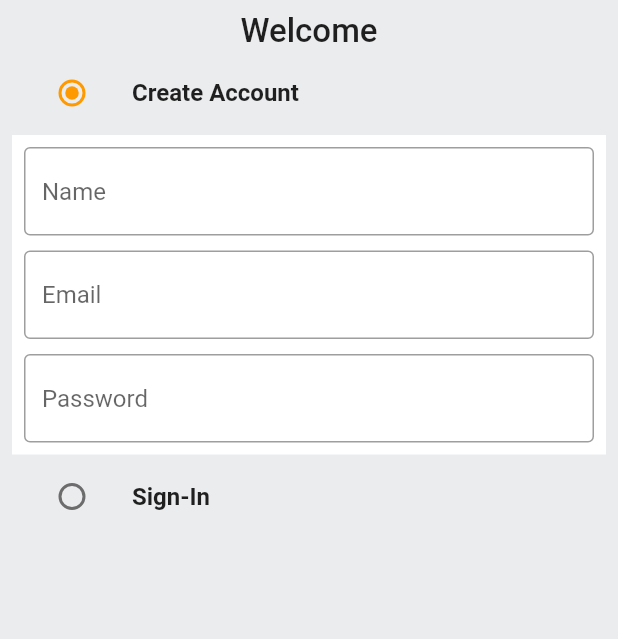
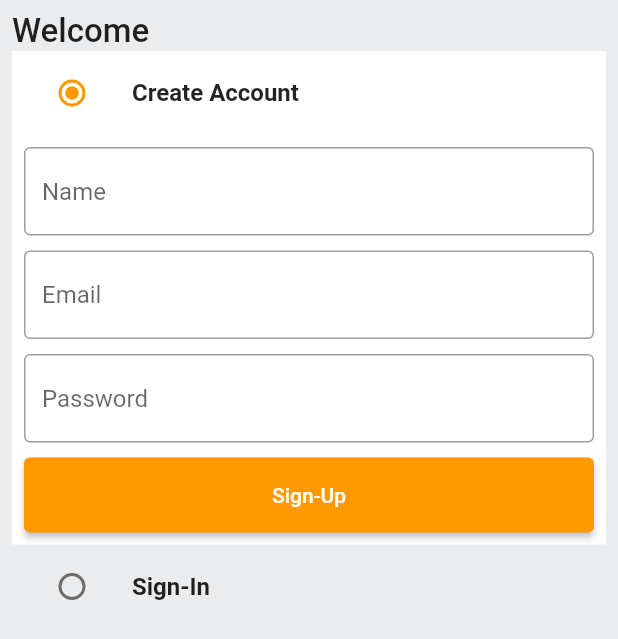
Before and after one commit to YangPolar/Android, a Flutter app: the AuthScreen screen opened by its route, on a phone screen of 412 x 824 dp. Shown: the top 639 px of the screen. Run offline on Flutter 3.47's test engine with Material 2 defaults, Android fonts, the phone set to English and light mode, and no system bars.

Commit message:
Finished the auth screen layout

```diff
--- a/amazon_clone_tutorial/lib/common/widgets/custom_button.dart
+++ b/amazon_clone_tutorial/lib/common/widgets/custom_button.dart
@@ -0,0 +1,25 @@
+import 'package:flutter/material.dart';
+
+class CustomButton extends StatelessWidget{
+  final String text;
+  final VoidCallback onTap;
+  final Color? color;
+  const CustomButton({
+    Key? key,
+    required this.text,
+    required this.onTap,
+    this.color,
+  }) : super(key: key);
+
+  @override
+  Widget build(BuildContext context) {
+    return ElevatedButton(
+      onPressed: () {},
+      style: ElevatedButton.styleFrom(
+        minimumSize: const Size(double.infinity, 50),
+      ),
+      child: Text(text),
+    );
+  }
+
+}
--- a/amazon_clone_tutorial/lib/features/auth/screens/auth_screen.dart
+++ b/amazon_clone_tutorial/lib/features/auth/screens/auth_screen.dart
@@ -1,5 +1,6 @@
 import 'package:amazon_clone_tutorial/constants/global_variables.dart';
 import 'package:amazon_clone_tutorial/common/widgets/custom_textfield.dart';
+import 'package:amazon_clone_tutorial/common/widgets/custom_button.dart';
 import 'package:flutter/material.dart';
 
 enum Auth {
@@ -41,6 +42,7 @@ class _AuthScreenState extends State<AuthScreen> {
         child: Padding (
           padding: const EdgeInsets.all(8.0),
           child: Column(
+            crossAxisAlignment: CrossAxisAlignment.start,
             children: [
               Text('Welcome',
                 style: TextStyle(
@@ -49,6 +51,9 @@ class _AuthScreenState extends State<AuthScreen> {
                 ),
               ),
               ListTile(
+                tileColor: _auth == Auth.signup
+                    ? GlobalVariables.backgroundColor
+                    : GlobalVariables.greyBackgroundCOlor,
                 title: Text('Create Account',
                   style: TextStyle(
                     fontWeight: FontWeight.bold,
@@ -87,6 +92,11 @@ class _AuthScreenState extends State<AuthScreen> {
                           controller: _passwordController,
                           hintText: 'Password',
                         ),
+                        const SizedBox(height: 10),
+                        CustomButton(
+                            text: 'Sign-Up',
+                            onTap: () {},
+                        ),
                       ],
                     ),
                   ),
@@ -108,6 +118,32 @@ class _AuthScreenState extends State<AuthScreen> {
                     }
                 ),
               ),
+              if (_auth == Auth.signin)
+                Container(
+                  padding: const EdgeInsets.all(8),
+                  color: GlobalVariables.backgroundColor,
+                  child: Form(
+                    key: _signUpFormKey,
+                    child: Column(
+                      children: [
+                        CustomTextField(
+                          controller: _emailController,
+                          hintText: 'Email',
+                        ),
+                        const SizedBox(height: 10),
+                        CustomTextField(
+                          controller: _passwordController,
+                          hintText: 'Password',
+                        ),
+                        const SizedBox(height: 10),
+                        CustomButton(
+                          text: 'Sign-In',
+                          onTap: () {},
+                        ),
+                      ],
+                    ),
+                  ),
+                ),
             ],
           ),
         ),
--- a/amazon_clone_tutorial/lib/main.dart
+++ b/amazon_clone_tutorial/lib/main.dart
@@ -25,8 +25,8 @@ class MyApp extends StatelessWidget {
           appBarTheme: const AppBarTheme(
               elevation: 0, iconTheme: IconThemeData(color: Colors.black))),
       onGenerateRoute: (settings) => generateRoute(settings),
-      //home: const AuthScreen(),
-      home: Scaffold(
+      home: const AuthScreen(),
+      /*home: Scaffold(
           appBar: AppBar(title: const Text('Hello')),
           body: Column(
             children: [
@@ -45,7 +45,7 @@ class MyApp extends StatelessWidget {
               ),
             ],
           )
-      ),
+      ),*/
     );
   }
 }
```
